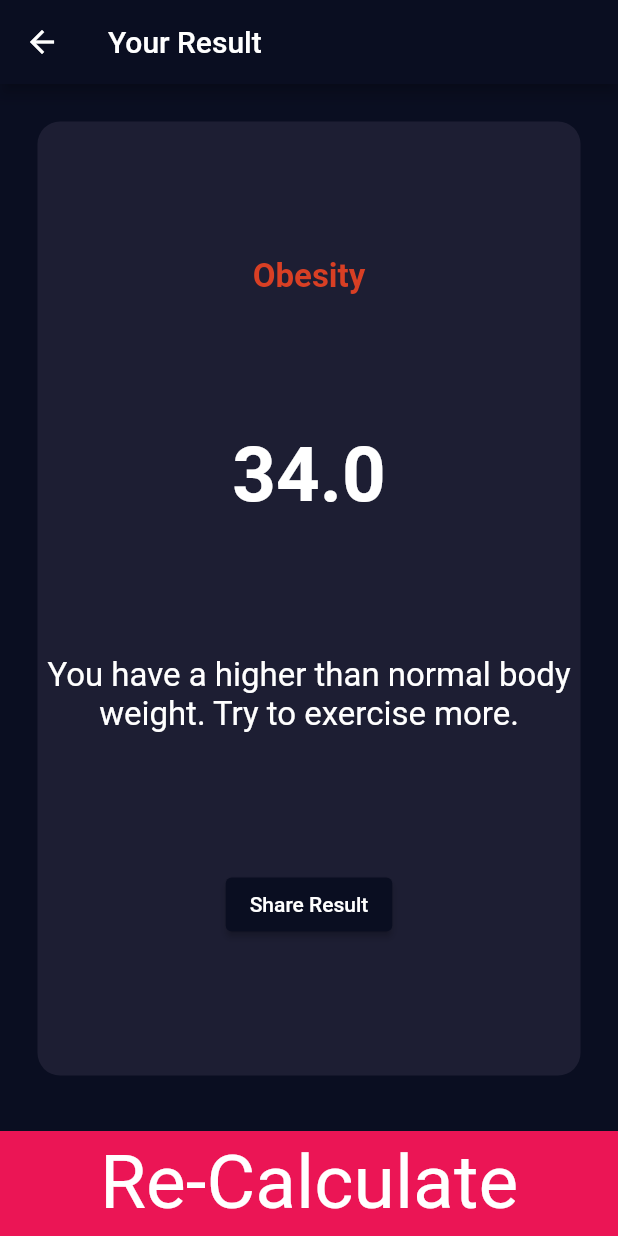
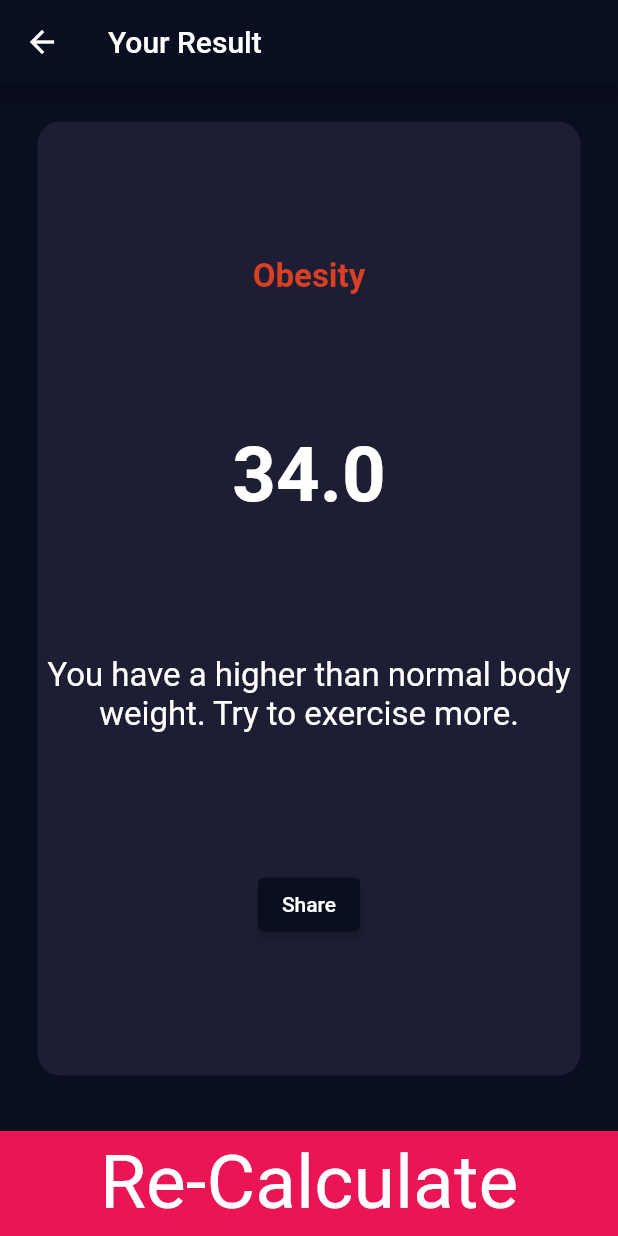
Before and after one commit to Emmie-B/BMI, a Flutter app: the screen it shows after launch, after a tap on "Calculate", on a phone screen of 412 x 824 dp. Run offline on Flutter 3.47's test engine with Material 2 defaults, Android fonts, the phone set to English and light mode, and no system bars; our stand-ins replace font_awesome_flutter, share_plus.

Commit message:
Share capability added

```diff
--- a/lib/screens/result_screen.dart
+++ b/lib/screens/result_screen.dart
@@ -55,9 +55,9 @@ class ResultScreen extends StatelessWidget {
                       ElevatedButton(
                           onPressed: () async {
                             await Share.share(
-                                'check out my website https://example.com');
+                                " I have calculated my BMI with Emmie's BMI Calculator. Do yours now with the app. It's totally free");
                           },
-                          child: Text('Share Result'))
+                          child: Text('Share'))
                     ],
                   ),
                 ),
```
